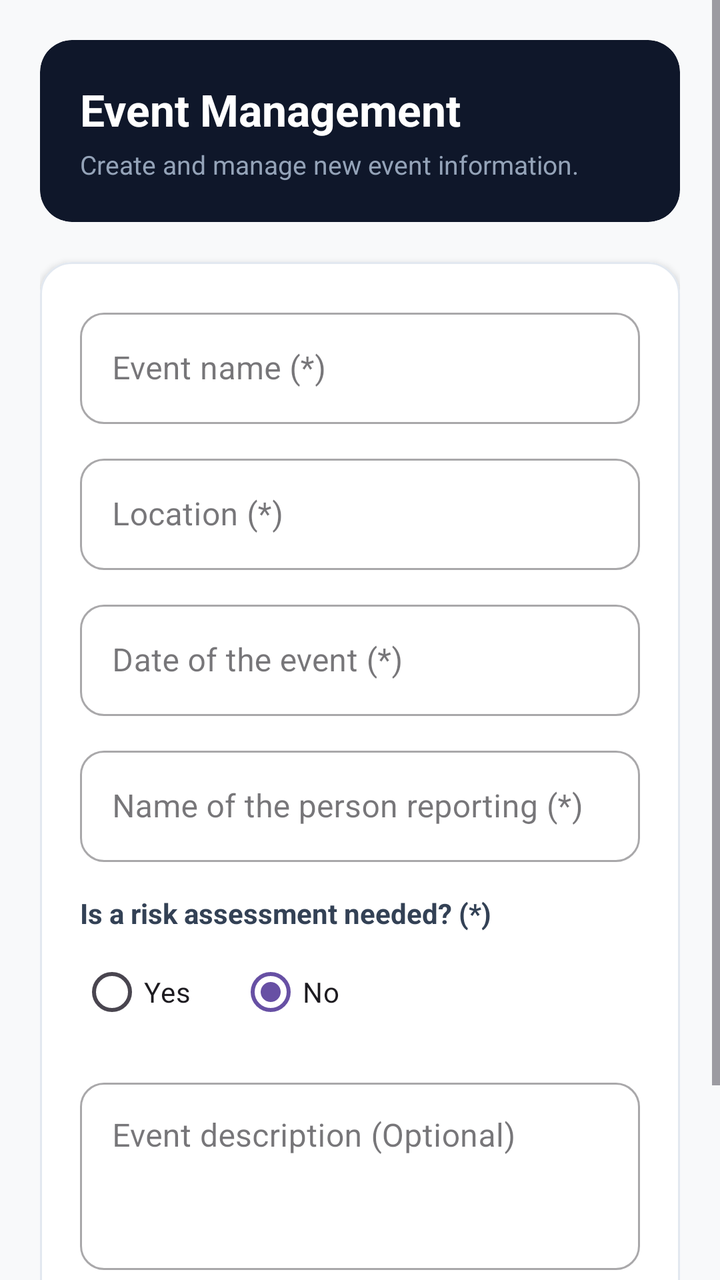
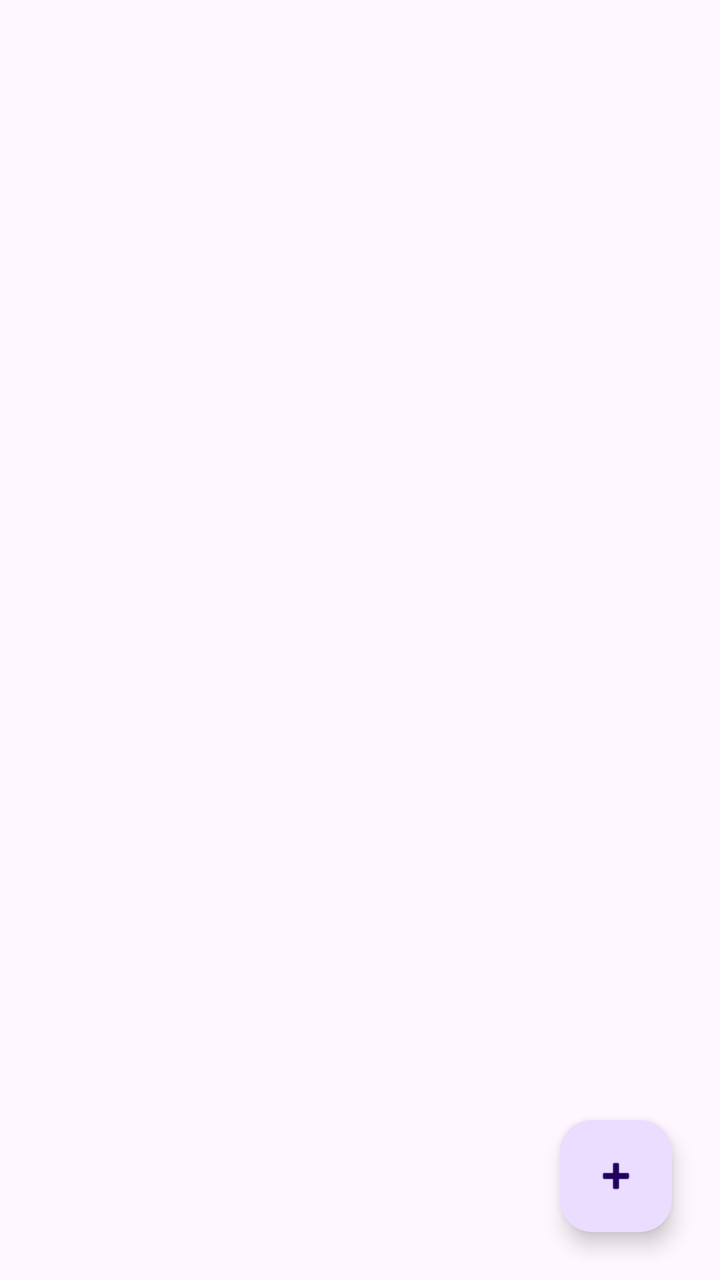

Before-and-after screenshots of an Android layout around one commit, followed by the original layout XML and the change that was made.
<!-- AndroidManifest.xml: application theme Theme.EventManagerSQLite -->
<!-- res/layout/activity_main.xml -->
<?xml version="1.0" encoding="utf-8"?>
<ScrollView xmlns:android="http://schemas.android.com/apk/res/android"
    xmlns:app="http://schemas.android.com/apk/res-auto"
    android:layout_width="match_parent"
    android:layout_height="match_parent"
    android:background="#F8F9FA"
    android:fillViewport="true">

    <LinearLayout
        android:layout_width="match_parent"
        android:layout_height="wrap_content"
        android:orientation="vertical"
        android:padding="20dp">

        
        <com.google.android.material.card.MaterialCardView
            android:layout_width="match_parent"
            android:layout_height="wrap_content"
            android:layout_marginBottom="20dp"
            app:cardBackgroundColor="#0F172A"
            app:cardCornerRadius="16dp"
            app:strokeWidth="0dp">

            <LinearLayout
                android:layout_width="match_parent"
                android:layout_height="wrap_content"
                android:orientation="vertical"
                android:padding="20dp">

                <TextView
                    android:layout_width="wrap_content"
                    android:layout_height="wrap_content"
                    android:text="Event Management"
                    android:textColor="#FFFFFF"
                    android:textSize="22sp"
                    android:textStyle="bold" />

                <TextView
                    android:layout_width="wrap_content"
                    android:layout_height="wrap_content"
                    android:layout_marginTop="4dp"
                    android:text="Create and manage new event information."
                    android:textColor="#94A3B8"
                    android:textSize="13sp" />
            </LinearLayout>
        </com.google.android.material.card.MaterialCardView>

        
        <com.google.android.material.card.MaterialCardView
            android:layout_width="match_parent"
            android:layout_height="wrap_content"
            app:cardBackgroundColor="#FFFFFF"
            app:cardCornerRadius="16dp"
            app:cardElevation="2dp"
            app:strokeColor="#E2E8F0"
            app:strokeWidth="1dp">

            <LinearLayout
                android:layout_width="match_parent"
                android:layout_height="wrap_content"
                android:orientation="vertical"
                android:padding="20dp">

                
                <com.google.android.material.textfield.TextInputLayout
                    android:id="@+id/tilEventName"
                    style="@style/Widget.MaterialComponents.TextInputLayout.OutlinedBox"
                    android:layout_width="match_parent"
                    android:layout_height="wrap_content"
                    android:layout_marginBottom="12dp"
                    android:hint="Event name (*)"
                    app:boxCornerRadiusBottomEnd="12dp"
                    app:boxCornerRadiusBottomStart="12dp"
                    app:boxCornerRadiusTopEnd="12dp"
                    app:boxCornerRadiusTopStart="12dp">

                    <com.google.android.material.textfield.TextInputEditText
                        android:id="@+id/etEventName"
                        android:layout_width="match_parent"
                        android:layout_height="wrap_content"
                        android:inputType="textCapWords" />
                </com.google.android.material.textfield.TextInputLayout>

                
                <com.google.android.material.textfield.TextInputLayout
                    android:id="@+id/tilLocation"
                    style="@style/Widget.MaterialComponents.TextInputLayout.OutlinedBox"
                    android:layout_width="match_parent"
                    android:layout_height="wrap_content"
                    android:layout_marginBottom="12dp"
                    android:hint="Location (*)"
                    app:boxCornerRadiusBottomEnd="12dp"
                    app:boxCornerRadiusBottomStart="12dp"
                    app:boxCornerRadiusTopEnd="12dp"
                    app:boxCornerRadiusTopStart="12dp">

                    <com.google.android.material.textfield.TextInputEditText
                        android:id="@+id/etLocation"
                        android:layout_width="match_parent"
                        android:layout_height="wrap_content"
                        android:inputType="textCapSentences" />
                </com.google.android.material.textfield.TextInputLayout>

                
                <com.google.android.material.textfield.TextInputLayout
                    android:id="@+id/tilDate"
                    style="@style/Widget.MaterialComponents.TextInputLayout.OutlinedBox"
                    android:layout_width="match_parent"
                    android:layout_height="wrap_content"
                    android:layout_marginBottom="12dp"
                    android:hint="Date of the event (*)"
                    app:boxCornerRadiusBottomEnd="12dp"
                    app:boxCornerRadiusBottomStart="12dp"
                    app:boxCornerRadiusTopEnd="12dp"
                    app:boxCornerRadiusTopStart="12dp">

                    <com.google.android.material.textfield.TextInputEditText
                        android:id="@+id/etDate"
                        android:layout_width="match_parent"
                        android:layout_height="wrap_content"
                        android:clickable="true"
                        android:focusable="false"
                        android:inputType="none" />
                </com.google.android.material.textfield.TextInputLayout>

                
                <com.google.android.material.textfield.TextInputLayout
                    android:id="@+id/tilReporter"
                    style="@style/Widget.MaterialComponents.TextInputLayout.OutlinedBox"
                    android:layout_width="match_parent"
                    android:layout_height="wrap_content"
                    android:layout_marginBottom="16dp"
                    android:hint="Name of the person reporting (*)"
                    app:boxCornerRadiusBottomEnd="12dp"
                    app:boxCornerRadiusBottomStart="12dp"
                    app:boxCornerRadiusTopEnd="12dp"
                    app:boxCornerRadiusTopStart="12dp">

                    <com.google.android.material.textfield.TextInputEditText
                        android:id="@+id/etReporter"
                        android:layout_width="match_parent"
                        android:layout_height="wrap_content"
                        android:inputType="textPersonName" />
                </com.google.android.material.textfield.TextInputLayout>

                
                <TextView
                    android:layout_width="wrap_content"
                    android:layout_height="wrap_content"
                    android:layout_marginBottom="6dp"
                    android:text="Is a risk assessment needed? (*)"
                    android:textColor="#334155"
                    android:textSize="14sp"
                    android:textStyle="bold" />

                <RadioGroup
                    android:id="@+id/rgRiskAssessment"
                    android:layout_width="match_parent"
                    android:layout_height="wrap_content"
                    android:layout_marginBottom="16dp"
                    android:orientation="horizontal">

                    <RadioButton
                        android:id="@+id/rbRiskYes"
                        android:layout_width="wrap_content"
                        android:layout_height="wrap_content"
                        android:layout_marginEnd="24dp"
                        android:text="Yes" />

                    <RadioButton
                        android:id="@+id/rbRiskNo"
                        android:layout_width="wrap_content"
                        android:layout_height="wrap_content"
                        android:checked="true"
                        android:text="No" />
                </RadioGroup>

                
                <com.google.android.material.textfield.TextInputLayout
                    android:id="@+id/tilDescription"
                    style="@style/Widget.MaterialComponents.TextInputLayout.OutlinedBox"
                    android:layout_width="match_parent"
                    android:layout_height="wrap_content"
                    android:layout_marginBottom="24dp"
                    android:hint="Event description (Optional)"
                    app:boxCornerRadiusBottomEnd="12dp"
                    app:boxCornerRadiusBottomStart="12dp"
                    app:boxCornerRadiusTopEnd="12dp"
                    app:boxCornerRadiusTopStart="12dp">

                    <com.google.android.material.textfield.TextInputEditText
                        android:id="@+id/etDescription"
                        android:layout_width="match_parent"
                        android:layout_height="wrap_content"
                        android:gravity="top"
                        android:inputType="textMultiLine"
                        android:lines="3" />
                </com.google.android.material.textfield.TextInputLayout>

                
                <com.google.android.material.button.MaterialButton
                    android:id="@+id/btnSaveEvent"
                    android:layout_width="match_parent"
                    android:layout_height="56dp"
                    android:backgroundTint="#2563EB"
                    android:text="Create Event"
                    android:textColor="#FFFFFF"
                    android:textSize="16sp"
                    android:textStyle="bold"
                    app:cornerRadius="12dp" />

            </LinearLayout>
        </com.google.android.material.card.MaterialCardView>

    </LinearLayout>
</ScrollView>
<!-- resources referenced by this layout -->
<resources>
  <style name="Theme.EventManagerSQLite" parent="Base.Theme.EventManagerSQLite" />
  <style name="Base.Theme.EventManagerSQLite" parent="Theme.Material3.DayNight.NoActionBar">
          
          
      </style>
</resources>

<!-- the commit's change to res/layout/activity_main.xml (unified diff, before → after) -->
@@ -1,216 +1,30 @@
 <?xml version="1.0" encoding="utf-8"?>
-<ScrollView xmlns:android="http://schemas.android.com/apk/res/android"
+<androidx.coordinatorlayout.widget.CoordinatorLayout
+    xmlns:android="http://schemas.android.com/apk/res/android"
     xmlns:app="http://schemas.android.com/apk/res-auto"
     android:layout_width="match_parent"
     android:layout_height="match_parent"
-    android:background="#F8F9FA"
-    android:fillViewport="true">
+    android:background="?attr/colorSurface">
 
-    <LinearLayout
+    
+    <androidx.recyclerview.widget.RecyclerView
+        android:id="@+id/recycler_view_events"
         android:layout_width="match_parent"
+        android:layout_height="match_parent"
+        android:clipToPadding="false"
+        android:padding="8dp"
+        android:paddingBottom="80dp" />
+
+    
+    <com.google.android.material.floatingactionbutton.FloatingActionButton
+        android:id="@+id/fab_add_event"
+        android:layout_width="wrap_content"
         android:layout_height="wrap_content"
-        android:orientation="vertical"
-        android:padding="20dp">
+        android:layout_gravity="bottom|end"
+        android:layout_margin="24dp"
+        android:contentDescription="Add New Event"
+        android:src="@android:drawable/ic_input_add"
+        app:tint="?attr/colorOnPrimaryContainer"
+        app:backgroundTint="?attr/colorPrimaryContainer" />
 
-        
-        <com.google.android.material.card.MaterialCardView
-            android:layout_width="match_parent"
-            android:layout_height="wrap_content"
-            android:layout_marginBottom="20dp"
-            app:cardBackgroundColor="#0F172A"
-            app:cardCornerRadius="16dp"
-            app:strokeWidth="0dp">
-
-            <LinearLayout
-                android:layout_width="match_parent"
-                android:layout_height="wrap_content"
-                android:orientation="vertical"
-                android:padding="20dp">
-
-                <TextView
-                    android:layout_width="wrap_content"
-                    android:layout_height="wrap_content"
-                    android:text="Event Management"
-                    android:textColor="#FFFFFF"
-                    android:textSize="22sp"
-                    android:textStyle="bold" />
-
-                <TextView
-                    android:layout_width="wrap_content"
-                    android:layout_height="wrap_content"
-                    android:layout_marginTop="4dp"
-                    android:text="Create and manage new event information."
-                    android:textColor="#94A3B8"
-                    android:textSize="13sp" />
-            </LinearLayout>
-        </com.google.android.material.card.MaterialCardView>
-
-        
-        <com.google.android.material.card.MaterialCardView
-            android:layout_width="match_parent"
-            android:layout_height="wrap_content"
-            app:cardBackgroundColor="#FFFFFF"
-            app:cardCornerRadius="16dp"
-            app:cardElevation="2dp"
-            app:strokeColor="#E2E8F0"
-            app:strokeWidth="1dp">
-
-            <LinearLayout
-                android:layout_width="match_parent"
-                android:layout_height="wrap_content"
-                android:orientation="vertical"
-                android:padding="20dp">
-
-                
-                <com.google.android.material.textfield.TextInputLayout
-                    android:id="@+id/tilEventName"
-                    style="@style/Widget.MaterialComponents.TextInputLayout.OutlinedBox"
-                    android:layout_width="match_parent"
-                    android:layout_height="wrap_content"
-                    android:layout_marginBottom="12dp"
-                    android:hint="Event name (*)"
-                    app:boxCornerRadiusBottomEnd="12dp"
-                    app:boxCornerRadiusBottomStart="12dp"
-                    app:boxCornerRadiusTopEnd="12dp"
-                    app:boxCornerRadiusTopStart="12dp">
-
-                    <com.google.android.material.textfield.TextInputEditText
-                        android:id="@+id/etEventName"
-                        android:layout_width="match_parent"
-                        android:layout_height="wrap_content"
-                        android:inputType="textCapWords" />
-                </com.google.android.material.textfield.TextInputLayout>
-
-                
-                <com.google.android.material.textfield.TextInputLayout
-                    android:id="@+id/tilLocation"
-                    style="@style/Widget.MaterialComponents.TextInputLayout.OutlinedBox"
-                    android:layout_width="match_parent"
-                    android:layout_height="wrap_content"
-                    android:layout_marginBottom="12dp"
-                    android:hint="Location (*)"
-                    app:boxCornerRadiusBottomEnd="12dp"
-                    app:boxCornerRadiusBottomStart="12dp"
-                    app:boxCornerRadiusTopEnd="12dp"
-                    app:boxCornerRadiusTopStart="12dp">
-
-                    <com.google.android.material.textfield.TextInputEditText
-                        android:id="@+id/etLocation"
-                        android:layout_width="match_parent"
-                        android:layout_height="wrap_content"
-                        android:inputType="textCapSentences" />
-                </com.google.android.material.textfield.TextInputLayout>
-
-                
-                <com.google.android.material.textfield.TextInputLayout
-                    android:id="@+id/tilDate"
-                    style="@style/Widget.MaterialComponents.TextInputLayout.OutlinedBox"
-                    android:layout_width="match_parent"
-                    android:layout_height="wrap_content"
-                    android:layout_marginBottom="12dp"
-                    android:hint="Date of the event (*)"
-                    app:boxCornerRadiusBottomEnd="12dp"
-                    app:boxCornerRadiusBottomStart="12dp"
-                    app:boxCornerRadiusTopEnd="12dp"
-                    app:boxCornerRadiusTopStart="12dp">
-
-                    <com.google.android.material.textfield.TextInputEditText
-                        android:id="@+id/etDate"
-                        android:layout_width="match_parent"
-                        android:layout_height="wrap_content"
-                        android:clickable="true"
-                        android:focusable="false"
-                        android:inputType="none" />
-                </com.google.android.material.textfield.TextInputLayout>
-
-                
-                <com.google.android.material.textfield.TextInputLayout
-                    android:id="@+id/tilReporter"
-                    style="@style/Widget.MaterialComponents.TextInputLayout.OutlinedBox"
-                    android:layout_width="match_parent"
-                    android:layout_height="wrap_content"
-                    android:layout_marginBottom="16dp"
-                    android:hint="Name of the person reporting (*)"
-                    app:boxCornerRadiusBottomEnd="12dp"
-                    app:boxCornerRadiusBottomStart="12dp"
-                    app:boxCornerRadiusTopEnd="12dp"
-                    app:boxCornerRadiusTopStart="12dp">
-
-                    <com.google.android.material.textfield.TextInputEditText
-                        android:id="@+id/etReporter"
-                        android:layout_width="match_parent"
-                        android:layout_height="wrap_content"
-                        android:inputType="textPersonName" />
-                </com.google.android.material.textfield.TextInputLayout>
-
-                
-                <TextView
-                    android:layout_width="wrap_content"
-                    android:layout_height="wrap_content"
-                    android:layout_marginBottom="6dp"
-                    android:text="Is a risk assessment needed? (*)"
-                    android:textColor="#334155"
-                    android:textSize="14sp"
-                    android:textStyle="bold" />
-
-                <RadioGroup
-                    android:id="@+id/rgRiskAssessment"
-                    android:layout_width="match_parent"
-                    android:layout_height="wrap_content"
-                    android:layout_marginBottom="16dp"
-                    android:orientation="horizontal">
-
-                    <RadioButton
-                        android:id="@+id/rbRiskYes"
-                        android:layout_width="wrap_content"
-                        android:layout_height="wrap_content"
-                        android:layout_marginEnd="24dp"
-                        android:text="Yes" />
-
-                    <RadioButton
-                        android:id="@+id/rbRiskNo"
-                        android:layout_width="wrap_content"
-                        android:layout_height="wrap_content"
-                        android:checked="true"
-                        android:text="No" />
-                </RadioGroup>
-
-                
-                <com.google.android.material.textfield.TextInputLayout
-                    android:id="@+id/tilDescription"
-                    style="@style/Widget.MaterialComponents.TextInputLayout.OutlinedBox"
-                    android:layout_width="match_parent"
-                    android:layout_height="wrap_content"
-                    android:layout_marginBottom="24dp"
-                    android:hint="Event description (Optional)"
-                    app:boxCornerRadiusBottomEnd="12dp"
-                    app:boxCornerRadiusBottomStart="12dp"
-                    app:boxCornerRadiusTopEnd="12dp"
-                    app:boxCornerRadiusTopStart="12dp">
-
-                    <com.google.android.material.textfield.TextInputEditText
-                        android:id="@+id/etDescription"
-                        android:layout_width="match_parent"
-                        android:layout_height="wrap_content"
-                        android:gravity="top"
-                        android:inputType="textMultiLine"
-                        android:lines="3" />
-                </com.google.android.material.textfield.TextInputLayout>
-
-                
-                <com.google.android.material.button.MaterialButton
-                    android:id="@+id/btnSaveEvent"
-                    android:layout_width="match_parent"
-                    android:layout_height="56dp"
-                    android:backgroundTint="#2563EB"
-                    android:text="Create Event"
-                    android:textColor="#FFFFFF"
-                    android:textSize="16sp"
-                    android:textStyle="bold"
-                    app:cornerRadius="12dp" />
-
-            </LinearLayout>
-        </com.google.android.material.card.MaterialCardView>
-
-    </LinearLayout>
-</ScrollView>
+</androidx.coordinatorlayout.widget.CoordinatorLayout>
